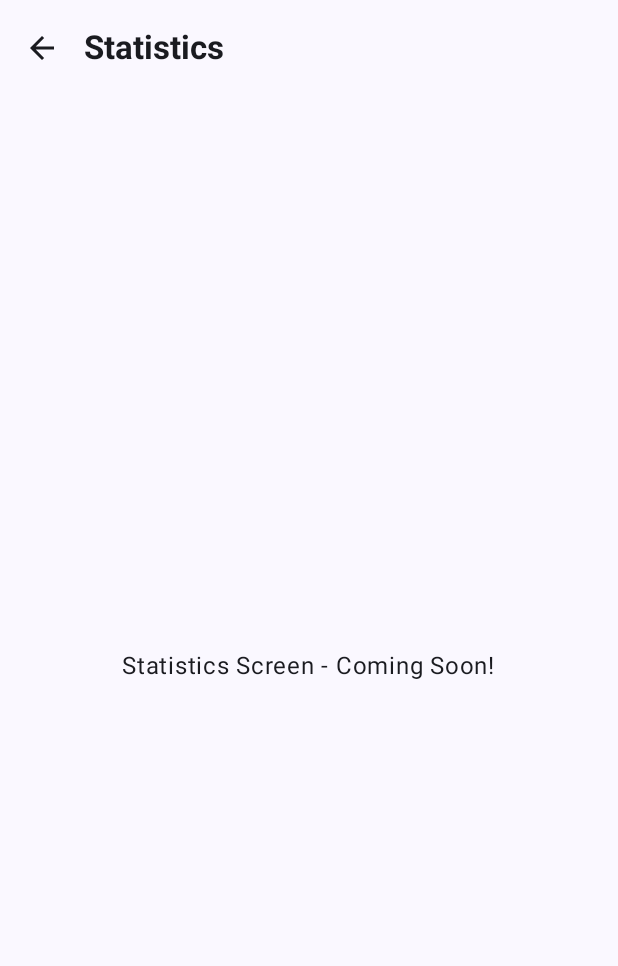
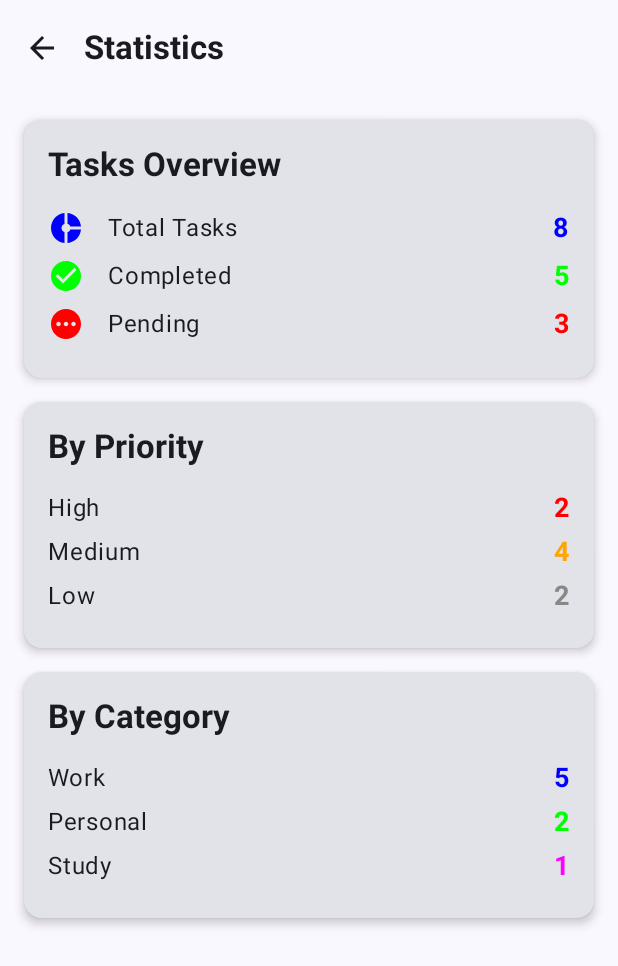
Before and after one commit to TranChiKha030905/UTHSmartTasks, an Android app built with Jetpack Compose: the composable StatisticsScreen shown on its own in the app's theme, on a phone screen of 412 x 824 dp. Shown: the top 966 px of the screen. Run offline under Robolectric (Android 15) with nearby library versions, the phone set to English and light mode, and no system bars.

Commit message:
cập nhật cho 3 trang đỡ trông trải

```diff
--- a/app/src/main/java/com/uth/smarttasks/ui/screens/statistics/StatisticsScreen.kt
+++ b/app/src/main/java/com/uth/smarttasks/ui/screens/statistics/StatisticsScreen.kt
@@ -1,16 +1,30 @@
 package com.uth.smarttasks.ui.screens.statistics
 
-import androidx.compose.foundation.layout.Box
-import androidx.compose.foundation.layout.fillMaxSize
-import androidx.compose.foundation.layout.padding
+import androidx.compose.foundation.layout.*
+import androidx.compose.foundation.lazy.LazyColumn
 import androidx.compose.material.icons.Icons
 import androidx.compose.material.icons.filled.ArrowBack
+import androidx.compose.material.icons.filled.CheckCircle
+import androidx.compose.material.icons.filled.DonutSmall
+import androidx.compose.material.icons.filled.Pending
 import androidx.compose.material3.*
 import androidx.compose.runtime.Composable
 import androidx.compose.ui.Alignment
 import androidx.compose.ui.Modifier
+import androidx.compose.ui.graphics.Color
+import androidx.compose.ui.graphics.vector.ImageVector
 import androidx.compose.ui.text.font.FontWeight
+import androidx.compose.ui.unit.dp
+import androidx.compose.ui.unit.sp
 import androidx.navigation.NavController
+
+// Data class "giả" cho 1 mục thống kê (ĐÃ XÓA 'private')
+data class StatItem(
+    val icon: ImageVector?,
+    val label: String,
+    val value: String,
+    val color: Color
+)
 
 @OptIn(ExperimentalMaterial3Api::class)
 @Composable
@@ -27,13 +41,96 @@ fun StatisticsScreen(navController: NavController) {
             )
         }
     ) { innerPadding ->
-        Box(
+        // Dùng LazyColumn để có thể cuộn
+        LazyColumn(
             modifier = Modifier
                 .fillMaxSize()
                 .padding(innerPadding),
-            contentAlignment = Alignment.Center
+            contentPadding = PaddingValues(16.dp),
+            verticalArrangement = Arrangement.spacedBy(16.dp)
         ) {
-            Text(text = "Statistics Screen - Coming Soon!")
+            // Thẻ thống kê 1: Tổng quan
+            item {
+                StatisticCard(
+                    title = "Tasks Overview",
+                    items = listOf(
+                        StatItem(Icons.Default.DonutSmall, "Total Tasks", "8", Color.Blue),
+                        StatItem(Icons.Default.CheckCircle, "Completed", "5", Color.Green),
+                        StatItem(Icons.Default.Pending, "Pending", "3", Color.Red)
+                    )
+                )
+            }
+
+            // Thẻ thống kê 2: Theo mức độ ưu tiên
+            item {
+                StatisticCard(
+                    title = "By Priority",
+                    items = listOf(
+                        StatItem(null, "High", "2", Color.Red),
+                        StatItem(null, "Medium", "4", Color(0xFFFFA500)), // Cam
+                        StatItem(null, "Low", "2", Color.Gray)
+                    )
+                )
+            }
+
+            // Thẻ thống kê 3: Theo danh mục (Fake)
+            item {
+                StatisticCard(
+                    title = "By Category",
+                    items = listOf(
+                        StatItem(null, "Work", "5", Color.Blue),
+                        StatItem(null, "Personal", "2", Color.Green),
+                        StatItem(null, "Study", "1", Color.Magenta)
+                    )
+                )
+            }
         }
     }
 }
+
+// Composable cho 1 cái thẻ thống kê
+@Composable
+fun StatisticCard(title: String, items: List<StatItem>) {
+    Card(
+        modifier = Modifier.fillMaxWidth(),
+        elevation = CardDefaults.cardElevation(4.dp)
+    ) {
+        Column(modifier = Modifier.padding(16.dp)) {
+            Text(
+                text = title,
+                style = MaterialTheme.typography.titleLarge,
+                fontWeight = FontWeight.Bold,
+                modifier = Modifier.padding(bottom = 16.dp)
+            )
+
+            items.forEach { item ->
+                Row(
+                    modifier = Modifier.fillMaxWidth().padding(bottom = 8.dp),
+                    verticalAlignment = Alignment.CenterVertically
+                ) {
+                    if (item.icon != null) {
+                        Icon(
+                            imageVector = item.icon,
+                            contentDescription = item.label,
+                            tint = item.color,
+                            modifier = Modifier.size(24.dp)
+                        )
+                        Spacer(modifier = Modifier.width(16.dp))
+                    }
+                    Text(
+                        text = item.label,
+                        style = MaterialTheme.typography.bodyLarge,
+                        modifier = Modifier.weight(1f)
+                    )
+                    Text(
+                        text = item.value,
+                        style = MaterialTheme.typography.bodyLarge,
+                        fontWeight = FontWeight.Bold,
+                        color = item.color,
+                        fontSize = 18.sp
+                    )
+                }
+            }
+        }
+    }
+}
```
Also changed, not shown: app/src/main/java/com/uth/smarttasks/ui/screens/calendar/CalendarScreen.kt (+9 -2 lines), app/src/main/java/com/uth/smarttasks/ui/screens/projects/ProjectsScreen.kt (+61 -7 lines).
